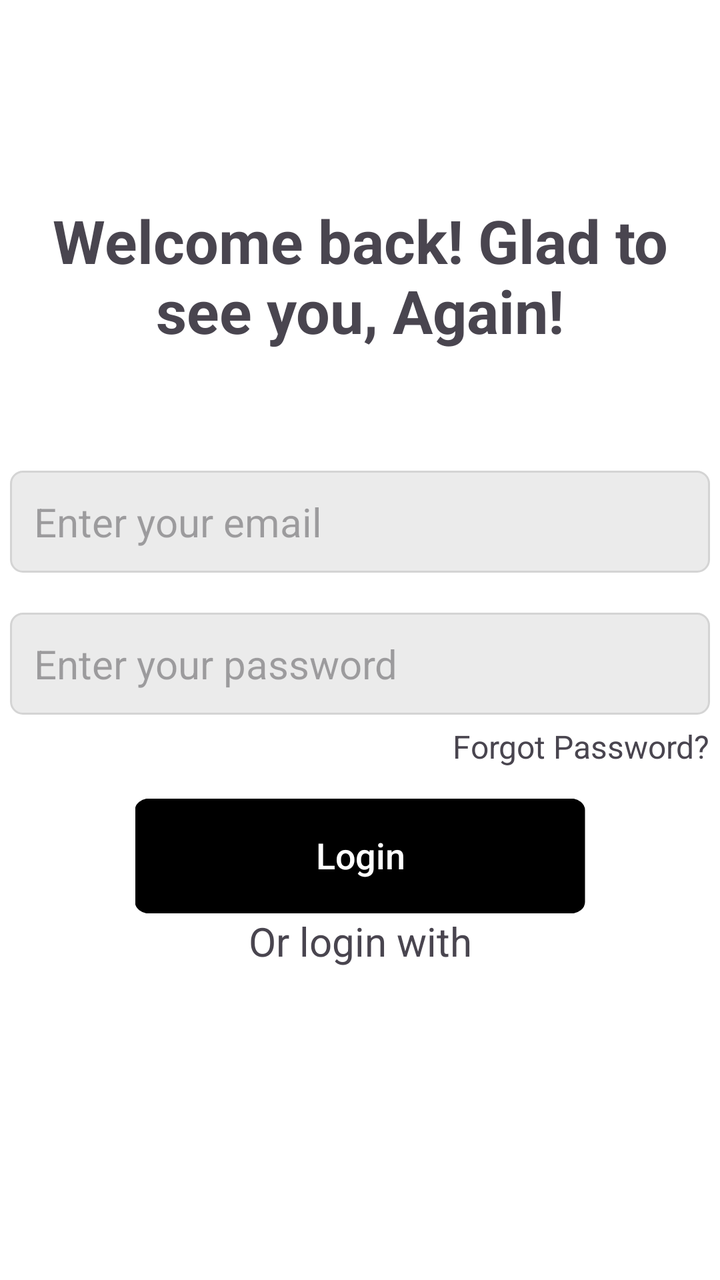
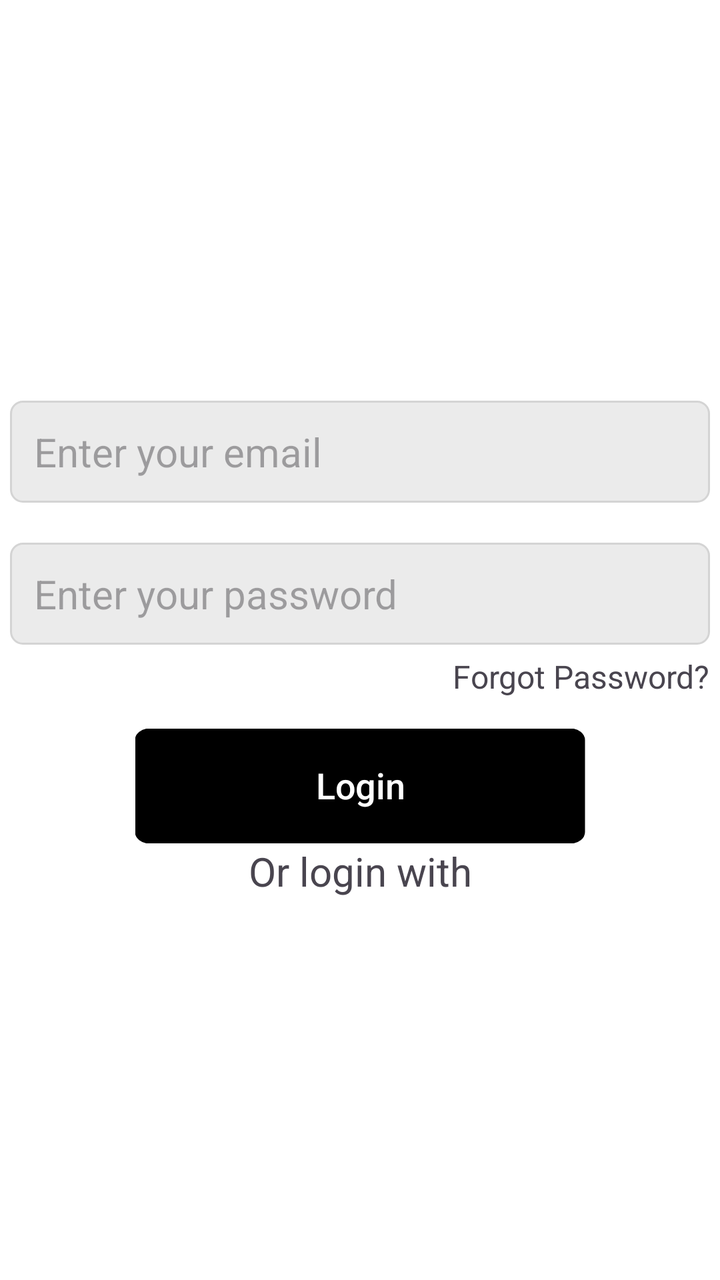

An Android layout rendered at two revisions. The XML below is the earlier revision; the diff shows what the commit changed to produce the second picture.
<!-- AndroidManifest.xml: application theme Theme.Textron0 -->
<!-- res/layout/activity_login_page.xml -->
<?xml version="1.0" encoding="utf-8"?>
<androidx.constraintlayout.widget.ConstraintLayout xmlns:android="http://schemas.android.com/apk/res/android"
    xmlns:app="http://schemas.android.com/apk/res-auto"
    xmlns:tools="http://schemas.android.com/tools"
    android:id="@+id/main"
    android:layout_width="match_parent"
    android:layout_height="match_parent"
    android:background="#ffffff"
    tools:context=".LoginPage">

    <ImageView
        android:id="@+id/background_image"
        android:layout_width="0dp"
        android:layout_height="0dp"
        android:scaleType="centerCrop"
        android:src="@drawable/green_jog_right"
        android:visibility="gone"
        app:layout_constraintEnd_toEndOf="parent"
        app:layout_constraintStart_toStartOf="parent"
        app:layout_constraintTop_toTopOf="parent"
        app:layout_constraintBottom_toTopOf="@id/blank_space"/>


    <View
        android:id="@+id/blank_space"
        android:layout_width="0dp"
        android:layout_height="200dp"
        android:visibility="gone"
        android:background="@drawable/blank_space_green"
        app:layout_constraintBottom_toBottomOf="parent"
        app:layout_constraintStart_toStartOf="parent"
        app:layout_constraintEnd_toEndOf="parent"/>


    <Button
        android:id="@+id/login_button"
        android:layout_width="wrap_content"
        android:layout_height="wrap_content"
        android:background="@drawable/login_button"
        app:backgroundTint="@color/black"
        android:scaleX="1.5"
        android:scaleY="1.2"
        android:text="Login"
        android:textSize="15sp"
        android:textScaleX="0.8"
        android:visibility="gone"
        app:layout_constraintStart_toStartOf="parent"
        app:layout_constraintEnd_toEndOf="parent"
        app:layout_constraintTop_toBottomOf="@id/background_image"/>


    <Button
        android:id="@+id/register_button"
        android:layout_width="wrap_content"
        android:layout_height="wrap_content"
        android:layout_marginTop="16dp"
        android:background="@drawable/login_button"
        android:scaleX="1.5"
        android:scaleY="1.2"
        android:text="Register"
        android:textColor="@color/black"
        android:textScaleX="0.8"
        app:backgroundTint="@null"
        android:visibility="gone"
        app:layout_constraintEnd_toEndOf="parent"
        app:layout_constraintStart_toStartOf="parent"
        app:layout_constraintTop_toBottomOf="@id/login_button" />

    <TextView
        android:id="@+id/login_title"
        android:layout_width="wrap_content"
        android:layout_height="wrap_content"
        android:textSize="30sp"
        android:layout_marginTop="100dp"
        android:textAlignment="center"
        android:textStyle="bold"
        android:text="Welcome back! Glad to see you, Again!"
        app:layout_constraintStart_toStartOf="parent"
        app:layout_constraintTop_toTopOf="parent"
        app:layout_constraintEnd_toEndOf="parent"
        />

    <EditText
        android:id="@+id/login_mail"
        android:layout_width="350dp"
        android:layout_height="wrap_content"
        android:background="@drawable/edittext_border"
        android:hint="Enter your email"
        android:padding="12dp"
        android:textSize="20sp"
        android:layout_marginTop="60dp"

        app:layout_constraintEnd_toEndOf="parent"
        app:layout_constraintStart_toStartOf="parent"
        app:layout_constraintTop_toBottomOf="@id/login_title" />

    <EditText
        android:id="@+id/login_password"
        android:layout_width="350dp"
        android:layout_height="wrap_content"
        android:background="@drawable/edittext_border"
        android:hint="Enter your password"
        android:inputType="textPassword"
        android:padding="12dp"
        android:textSize="20sp"
        android:layout_marginTop="20dp"

        app:layout_constraintStart_toStartOf="parent"
        app:layout_constraintEnd_toEndOf="parent"
        app:layout_constraintTop_toBottomOf="@id/login_mail"/>

    <TextView
        android:id="@+id/forgot_pass"
        android:layout_width="wrap_content"
        android:layout_height="wrap_content"
        android:clickable="true"
        android:focusable="true"
        android:text="Forgot Password?"
        android:textSize="16sp"
        android:layout_marginTop="5dp"
        app:layout_constraintEnd_toEndOf="@id/login_password"
        app:layout_constraintTop_toBottomOf="@id/login_password"
    />

    <TextView
        android:id="@+id/different_login"
        android:layout_width="wrap_content"
        android:layout_height="wrap_content"
        android:text="Or login with"
        android:textAlignment="center"
        android:textSize="20sp"
        android:layout_marginTop="5dp"
        app:layout_constraintStart_toStartOf="parent"
        app:layout_constraintEnd_toEndOf="parent"
        app:layout_constraintTop_toBottomOf="@+id/final_login"/>

    <Button
        android:id="@+id/final_login"
        android:layout_width="wrap_content"
        android:layout_height="wrap_content"
        android:background="@drawable/login_button"
        app:backgroundTint="@color/black"
        android:scaleX="1.5"
        android:scaleY="1.2"
        android:text="Login"
        android:textSize="15sp"
        android:textScaleX="0.8"
        android:layout_marginTop="20dp"
        app:layout_constraintStart_toStartOf="parent"
        app:layout_constraintEnd_toEndOf="parent"
        app:layout_constraintTop_toBottomOf="@id/forgot_pass"/>

    <EditText
        android:id="@+id/register_username"
        android:layout_width="350dp"
        android:layout_height="wrap_content"
        android:background="@drawable/edittext_border"
        android:hint="Username"
        android:padding="12dp"
        android:textSize="20sp"
        android:layout_marginTop="60dp"
        android:visibility="gone"
        app:layout_constraintEnd_toEndOf="parent"
        app:layout_constraintStart_toStartOf="parent"
        app:layout_constraintTop_toBottomOf="@id/login_title" />

    <EditText
        android:id="@+id/register_mail"
        android:layout_width="350dp"
        android:layout_height="wrap_content"
        android:background="@drawable/edittext_border"
        android:hint="Email"
        android:padding="12dp"
        android:textSize="20sp"
        android:layout_marginTop="20dp"
        android:visibility="gone"
        app:layout_constraintEnd_toEndOf="parent"
        app:layout_constraintStart_toStartOf="parent"
        app:layout_constraintTop_toBottomOf="@id/register_username" />

    <EditText
        android:id="@+id/register_pass"
        android:layout_width="350dp"
        android:layout_height="wrap_content"
        android:background="@drawable/edittext_border"
        android:hint="Password"
        android:padding="12dp"
        android:textSize="20sp"
        android:layout_marginTop="20dp"
        android:inputType="textPassword"
        android:visibility="gone"
        app:layout_constraintEnd_toEndOf="parent"
        app:layout_constraintStart_toStartOf="parent"
        app:layout_constraintTop_toBottomOf="@id/register_mail" />

    <EditText
        android:id="@+id/register_confirm"
        android:layout_width="350dp"
        android:layout_height="wrap_content"
        android:background="@drawable/edittext_border"
        android:hint="Confirm password"
        android:padding="12dp"
        android:textSize="20sp"
        android:layout_marginTop="20dp"
        android:inputType="textPassword"
        android:visibility="gone"
        app:layout_constraintEnd_toEndOf="parent"
        app:layout_constraintStart_toStartOf="parent"
        app:layout_constraintTop_toBottomOf="@id/register_pass" />

    <TextView
        android:id="@+id/different_register"
        android:layout_width="wrap_content"
        android:layout_height="wrap_content"
        android:layout_marginTop="5dp"
        android:text="Or Register with"
        android:textAlignment="center"
        android:textSize="20sp"
        android:visibility="gone"
        app:layout_constraintEnd_toEndOf="parent"
        app:layout_constraintStart_toStartOf="parent"
        app:layout_constraintTop_toBottomOf="@id/final_register" />

    <Button
        android:id="@+id/back_button"
        android:layout_width="wrap_content"
        android:layout_height="wrap_content"
        android:background="@drawable/back_button"
        android:text="&lt; "
        android:textColor="@color/black"
        android:textSize="30sp"
        app:backgroundTint="@null"
        android:layout_marginTop="5dp"
        android:visibility="gone"
        app:layout_constraintStart_toStartOf="parent"
        app:layout_constraintTop_toTopOf="parent"/>

    <Button
        android:id="@+id/final_register"
        android:layout_width="wrap_content"
        android:layout_height="wrap_content"
        android:background="@drawable/login_button"
        android:text="Register"
        android:scaleX="1.5"
        android:scaleY="1.2"
        android:textSize="20sp"
        android:textScaleX="0.8"
        android:layout_marginTop="20dp"
        app:backgroundTint="@color/black"
        android:visibility="gone"
        app:layout_constraintStart_toStartOf="parent"
        app:layout_constraintEnd_toEndOf="parent"
        app:layout_constraintTop_toBottomOf="@id/register_confirm"/>


</androidx.constraintlayout.widget.ConstraintLayout>
<!-- resources referenced by this layout -->
<resources>
  <color name="black">#FF000000</color>
  <!-- drawable back_button (drawable) -->
  <?xml version="1.0" encoding="utf-8"?>
  <shape
      xmlns:android="http://schemas.android.com/apk/res/android"
      android:shape="rectangle">
      <corners
          android:radius="50dp"/>
  
      <solid
          android:color="#EBEBEB"/>
  
      <size
          android:width="5dp"
          android:height="5dp"/>
  
      <stroke
          android:width="1px"
          android:color="#D4D4D4"/>
  
  
  </shape>
  <!-- drawable blank_space_green: jpg bitmap (drawable, 50240 bytes) -->
  <!-- drawable edittext_border (drawable) -->
  <shape xmlns:android="http://schemas.android.com/apk/res/android">
  
      <solid
          android:color="#EBEBEB" />
  
      <corners
          android:radius="6dp" />
  
      <stroke
          android:width="1dp"
          android:color="#D4D4D4" />
  </shape>
  <!-- drawable green_jog_right: jpg bitmap (drawable, 231428 bytes) -->
  <!-- drawable login_button (drawable) -->
  <?xml version="1.0" encoding="utf-8"?>
  <shape
      xmlns:android="http://schemas.android.com/apk/res/android"
      android:shape="rectangle">
  
      <corners
          android:radius="4dp"/>
  
      <solid
          android:color="@color/white"/>
  
      <size
          android:width="150dp"
          android:height="40dp"/>
  
  
      <stroke
          android:width="5px"
          android:color="@color/black"/>
  </shape>
  <style name="Theme.Textron0" parent="Base.Theme.Textron0" />
  <color name="white">#FFFFFFFF</color>
  <style name="Base.Theme.Textron0" parent="Theme.Material3.DayNight.NoActionBar">
          
          
      </style>
</resources>

<!-- the commit's change to res/layout/activity_login_page.xml (unified diff, before → after) -->
@@ -12,6 +12,7 @@
         android:id="@+id/background_image"
         android:layout_width="0dp"
         android:layout_height="0dp"
+        android:contentDescription="@string/background_image"
         android:scaleType="centerCrop"
         android:src="@drawable/green_jog_right"
         android:visibility="gone"
@@ -40,7 +41,7 @@
         app:backgroundTint="@color/black"
         android:scaleX="1.5"
         android:scaleY="1.2"
-        android:text="Login"
+        android:text="@string/login"
         android:textSize="15sp"
         android:textScaleX="0.8"
         android:visibility="gone"
@@ -57,7 +58,7 @@
         android:background="@drawable/login_button"
         android:scaleX="1.5"
         android:scaleY="1.2"
-        android:text="Register"
+        android:text="@string/register"
         android:textColor="@color/black"
         android:textScaleX="0.8"
         app:backgroundTint="@null"
@@ -74,7 +75,6 @@
         android:layout_marginTop="100dp"
         android:textAlignment="center"
         android:textStyle="bold"
-        android:text="Welcome back! Glad to see you, Again!"
         app:layout_constraintStart_toStartOf="parent"
         app:layout_constraintTop_toTopOf="parent"
         app:layout_constraintEnd_toEndOf="parent"
@@ -84,12 +84,13 @@
         android:id="@+id/login_mail"
         android:layout_width="350dp"
         android:layout_height="wrap_content"
-        android:background="@drawable/edittext_border"
-        android:hint="Enter your email"
+        android:autofillHints="emailAddress"
+        android:background="@drawable/edittext_border"
+        android:hint="@string/login_mail"
         android:padding="12dp"
         android:textSize="20sp"
         android:layout_marginTop="60dp"
-
+        android:inputType="text"
         app:layout_constraintEnd_toEndOf="parent"
         app:layout_constraintStart_toStartOf="parent"
         app:layout_constraintTop_toBottomOf="@id/login_title" />
@@ -99,12 +100,12 @@
         android:layout_width="350dp"
         android:layout_height="wrap_content"
         android:background="@drawable/edittext_border"
-        android:hint="Enter your password"
+        android:hint="@string/login_password"
         android:inputType="textPassword"
         android:padding="12dp"
         android:textSize="20sp"
         android:layout_marginTop="20dp"
-
+        android:autofillHints="password"
         app:layout_constraintStart_toStartOf="parent"
         app:layout_constraintEnd_toEndOf="parent"
         app:layout_constraintTop_toBottomOf="@id/login_mail"/>
@@ -115,7 +116,7 @@
         android:layout_height="wrap_content"
         android:clickable="true"
         android:focusable="true"
-        android:text="Forgot Password?"
+        android:text="@string/forgot_password"
         android:textSize="16sp"
         android:layout_marginTop="5dp"
         app:layout_constraintEnd_toEndOf="@id/login_password"
@@ -126,7 +127,7 @@
         android:id="@+id/different_login"
         android:layout_width="wrap_content"
         android:layout_height="wrap_content"
-        android:text="Or login with"
+        android:text="@string/different_login"
         android:textAlignment="center"
         android:textSize="20sp"
         android:layout_marginTop="5dp"
@@ -142,7 +143,7 @@
         app:backgroundTint="@color/black"
         android:scaleX="1.5"
         android:scaleY="1.2"
-        android:text="Login"
+        android:text="@string/login"
         android:textSize="15sp"
         android:textScaleX="0.8"
         android:layout_marginTop="20dp"
@@ -155,11 +156,13 @@
         android:layout_width="350dp"
         android:layout_height="wrap_content"
         android:background="@drawable/edittext_border"
-        android:hint="Username"
+        android:hint="@string/username"
         android:padding="12dp"
         android:textSize="20sp"
         android:layout_marginTop="60dp"
         android:visibility="gone"
+        android:inputType="text"
+        android:autofillHints="name"
         app:layout_constraintEnd_toEndOf="parent"
         app:layout_constraintStart_toStartOf="parent"
         app:layout_constraintTop_toBottomOf="@id/login_title" />
@@ -169,11 +172,13 @@
         android:layout_width="350dp"
         android:layout_height="wrap_content"
         android:background="@drawable/edittext_border"
-        android:hint="Email"
-        android:padding="12dp"
-        android:textSize="20sp"
-        android:layout_marginTop="20dp"
-        android:visibility="gone"
+        android:hint="@string/email"
+        android:padding="12dp"
+        android:textSize="20sp"
+        android:layout_marginTop="20dp"
+        android:visibility="gone"
+        android:inputType="text"
+        android:autofillHints="emailAddress"
         app:layout_constraintEnd_toEndOf="parent"
         app:layout_constraintStart_toStartOf="parent"
         app:layout_constraintTop_toBottomOf="@id/register_username" />
@@ -183,12 +188,13 @@
         android:layout_width="350dp"
         android:layout_height="wrap_content"
         android:background="@drawable/edittext_border"
-        android:hint="Password"
+        android:hint="@string/password"
         android:padding="12dp"
         android:textSize="20sp"
         android:layout_marginTop="20dp"
         android:inputType="textPassword"
         android:visibility="gone"
+        android:autofillHints="password"
         app:layout_constraintEnd_toEndOf="parent"
         app:layout_constraintStart_toStartOf="parent"
         app:layout_constraintTop_toBottomOf="@id/register_mail" />
@@ -198,12 +204,13 @@
         android:layout_width="350dp"
         android:layout_height="wrap_content"
         android:background="@drawable/edittext_border"
-        android:hint="Confirm password"
+        android:hint="@string/confirm_password"
         android:padding="12dp"
         android:textSize="20sp"
         android:layout_marginTop="20dp"
         android:inputType="textPassword"
         android:visibility="gone"
+        android:autofillHints="password"
         app:layout_constraintEnd_toEndOf="parent"
         app:layout_constraintStart_toStartOf="parent"
         app:layout_constraintTop_toBottomOf="@id/register_pass" />
@@ -213,7 +220,7 @@
         android:layout_width="wrap_content"
         android:layout_height="wrap_content"
         android:layout_marginTop="5dp"
-        android:text="Or Register with"
+        android:text="@string/different_register"
         android:textAlignment="center"
         android:textSize="20sp"
         android:visibility="gone"
@@ -226,7 +233,7 @@
         android:layout_width="wrap_content"
         android:layout_height="wrap_content"
         android:background="@drawable/back_button"
-        android:text="&lt; "
+        android:text="@string/back_button"
         android:textColor="@color/black"
         android:textSize="30sp"
         app:backgroundTint="@null"
@@ -240,7 +247,7 @@
         android:layout_width="wrap_content"
         android:layout_height="wrap_content"
         android:background="@drawable/login_button"
-        android:text="Register"
+        android:text="@string/register"
         android:scaleX="1.5"
         android:scaleY="1.2"
         android:textSize="20sp"
<!-- resource entries referenced after the edit -->
@@ -58,6 +58,19 @@
           android:width="5px"
           android:color="@color/black"/>
   </shape>
+  <string name="back_button">&lt;</string>
+  <string name="background_image">Man Running</string>
+  <string name="confirm_password">Confirm Password</string>
+  <string name="different_login">Or login with</string>
+  <string name="different_register">Or Register with</string>
+  <string name="email">Email</string>
+  <string name="forgot_password">Forgot Password?</string>
+  <string name="login">Login</string>
+  <string name="login_mail">Enter your email</string>
+  <string name="login_password">Enter your password</string>
+  <string name="password">Password</string>
+  <string name="register">Register</string>
+  <string name="username">Username</string>
   <style name="Theme.Textron0" parent="Base.Theme.Textron0" />
   <color name="white">#FFFFFFFF</color>
   <style name="Base.Theme.Textron0" parent="Theme.Material3.DayNight.NoActionBar">
